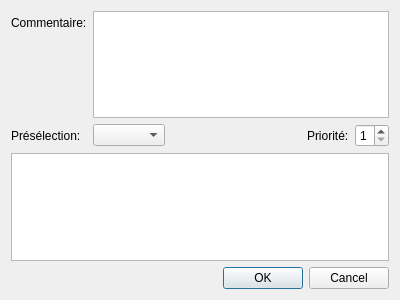
Before: the Qt Designer form InfoDynamiqueQt/Vues/vuegestionfiche.ui in AlexandreGirardin/ProjetAnalyse, drawn with Qt 5.
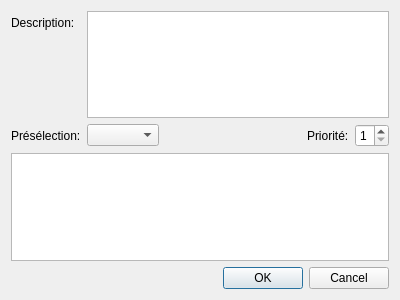
After: the same form once the commit is applied.

The edit to the form file:
```diff
--- a/InfoDynamiqueQt/Vues/vuegestionfiche.ui
+++ b/InfoDynamiqueQt/Vues/vuegestionfiche.ui
@@ -22,7 +22,7 @@
      <item row="0" column="0">
       <widget class="QLabel" name="etiquetteCommentaire">
        <property name="text">
-        <string>Commentaire:</string>
+        <string>Description:</string>
        </property>
       </widget>
      </item>
```
Left out of the diff: 14 changed lines with no effect on the pictures.
